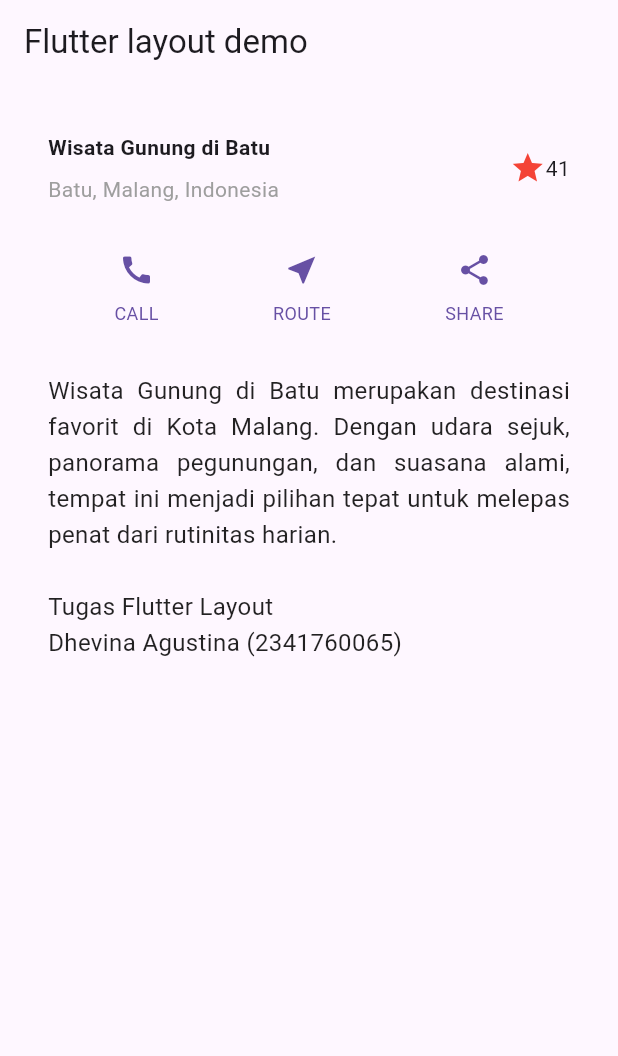
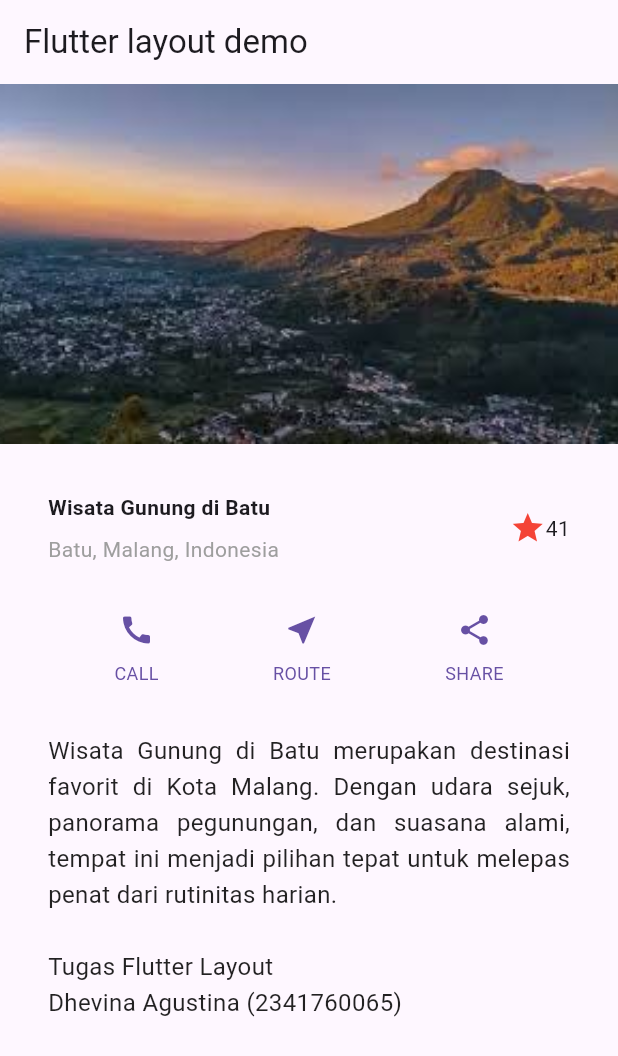
Before and after one commit to dhevinaagustina/flutter_layout_navigation, a Flutter app: the screen it shows after launch, on a phone screen of 412 x 824 dp. Shown: the top 1056 px of the screen. Run offline on Flutter 3.47's test engine with Material 3 defaults, Android fonts, the phone set to English and light mode, and no system bars.

Commit message:
Praktikum 4

```diff
--- a/lib/main.dart
+++ b/lib/main.dart
@@ -102,8 +102,14 @@ class MyApp extends StatelessWidget {
         appBar: AppBar(
           title: const Text('Flutter layout demo'),
         ),
-        body: Column(
+        body: ListView(
           children: [
+            Image.asset(
+              'images/gunung.jpeg',
+              width: 600,
+              height: 240,
+              fit: BoxFit.cover,
+            ),
             titleSection,
             buttonSection,
             textSection,
--- a/pubspec.yaml
+++ b/pubspec.yaml
@@ -56,6 +56,8 @@ flutter:
   # included with your application, so that you can use the icons in
   # the material Icons class.
   uses-material-design: true
+  assets:
+    - images/gunung.jpeg
 
   # To add assets to your application, add an assets section, like this:
   # assets:
```
Also changed, not shown: images/gunung.jpeg (added), images/ss12.png (added), images/ss13.png (added), images/ss14.png (added), images/ss15.png (added), 2 other files.
